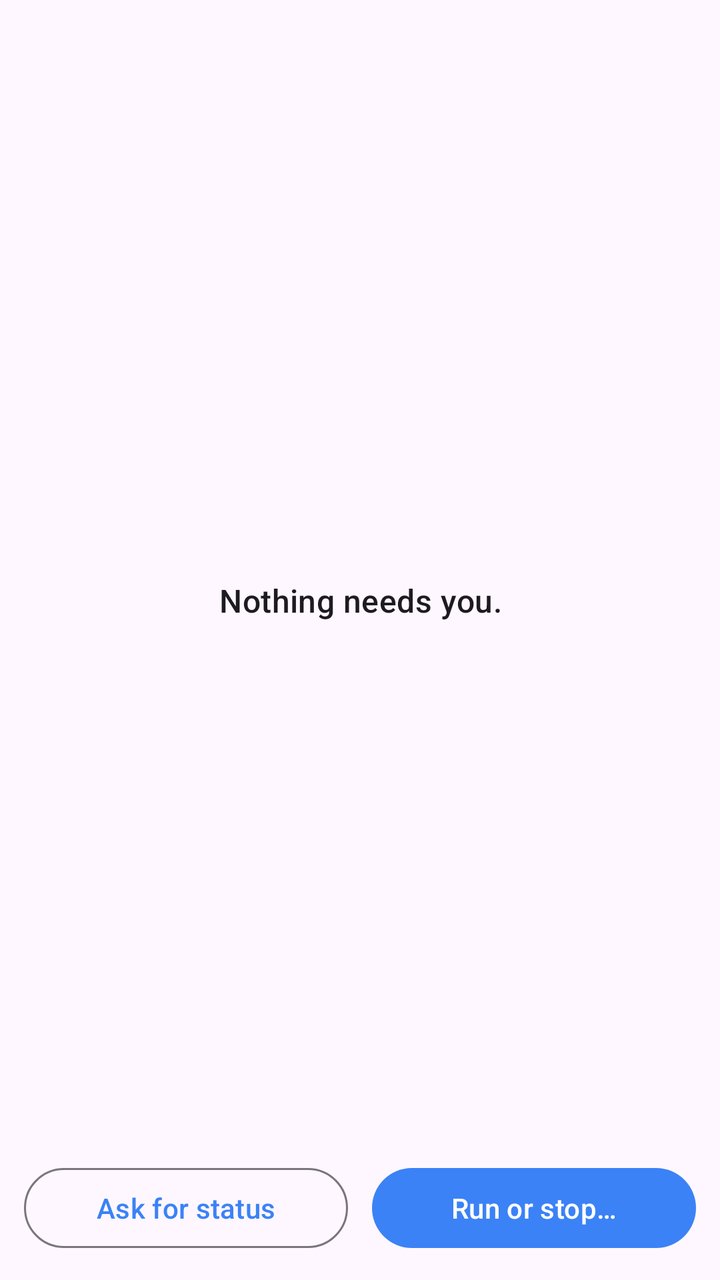
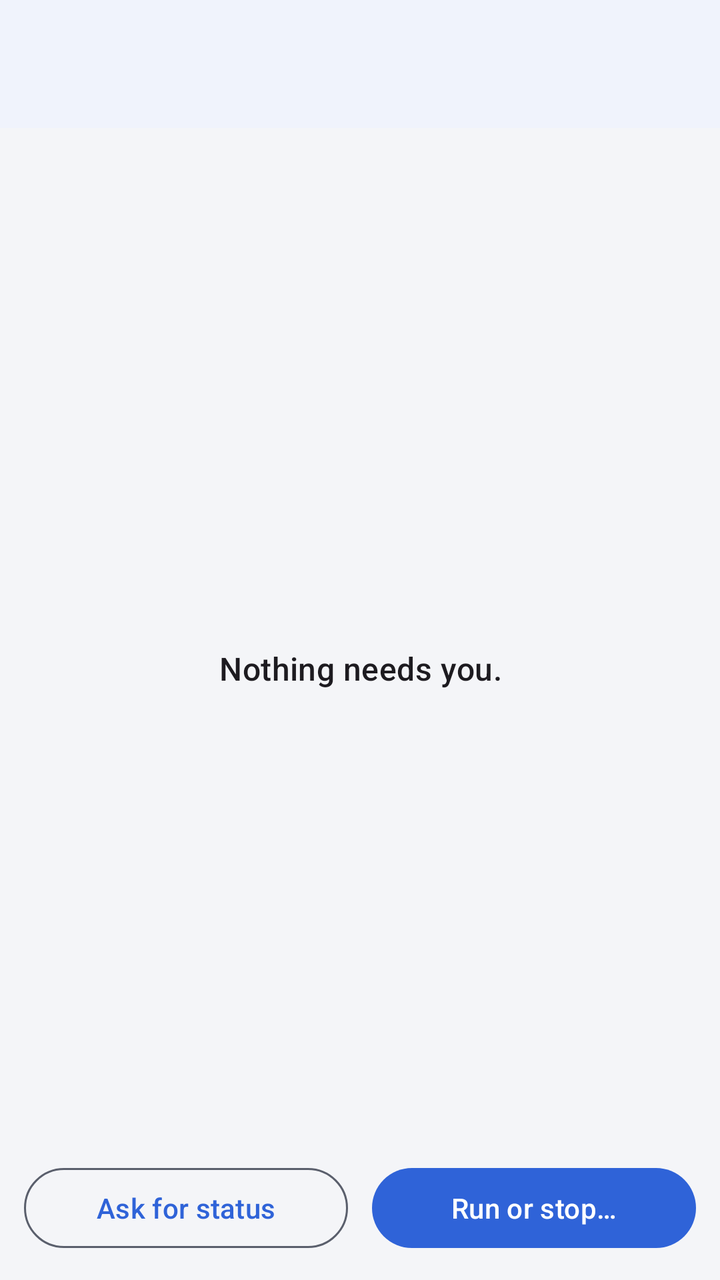

Before-and-after screenshots of an Android layout around one commit, followed by the original layout XML and the change that was made.
<!-- AndroidManifest.xml: application theme Theme.KontrolCore -->
<!-- res/layout/activity_main.xml -->
<?xml version="1.0" encoding="utf-8"?>
<LinearLayout xmlns:android="http://schemas.android.com/apk/res/android"
    android:id="@+id/root"
    android:layout_width="match_parent"
    android:layout_height="match_parent"
    android:orientation="vertical">

    <TextView
        android:id="@+id/connection"
        android:layout_width="match_parent"
        android:layout_height="wrap_content"
        android:paddingHorizontal="16dp"
        android:paddingVertical="8dp"
        android:textAppearance="?attr/textAppearanceBodySmall" />

    <FrameLayout
        android:layout_width="match_parent"
        android:layout_height="0dp"
        android:layout_weight="1">

        <androidx.recyclerview.widget.RecyclerView
            android:id="@+id/list"
            android:layout_width="match_parent"
            android:layout_height="match_parent"
            android:clipToPadding="false"
            android:paddingBottom="8dp" />

        <TextView
            android:id="@+id/empty"
            android:layout_width="match_parent"
            android:layout_height="wrap_content"
            android:layout_gravity="center"
            android:gravity="center"
            android:padding="32dp"
            android:text="@string/nothing_needs_you"
            android:textAppearance="?attr/textAppearanceTitleMedium" />
    </FrameLayout>

    <TextView
        android:id="@+id/message"
        android:layout_width="match_parent"
        android:layout_height="wrap_content"
        android:paddingHorizontal="16dp"
        android:paddingTop="8dp"
        android:textAppearance="?attr/textAppearanceBodyMedium"
        android:visibility="gone" />

    <LinearLayout
        android:layout_width="match_parent"
        android:layout_height="wrap_content"
        android:orientation="horizontal"
        android:padding="12dp">

        <com.google.android.material.button.MaterialButton
            android:id="@+id/statusButton"
            style="@style/Widget.Material3.Button.OutlinedButton"
            android:layout_width="0dp"
            android:layout_height="wrap_content"
            android:layout_marginEnd="6dp"
            android:layout_weight="1"
            android:text="@string/status" />

        <com.google.android.material.button.MaterialButton
            android:id="@+id/runButton"
            android:layout_width="0dp"
            android:layout_height="wrap_content"
            android:layout_marginStart="6dp"
            android:layout_weight="1"
            android:text="@string/run_or_stop" />
    </LinearLayout>
</LinearLayout>
<!-- resources referenced by this layout -->
<resources>
  <string name="nothing_needs_you">Nothing needs you.</string>
  <string name="run_or_stop">Run or stop…</string>
  <string name="status">Ask for status</string>
  <style name="Theme.KontrolCore" parent="Theme.Material3.DayNight">
          <item name="colorPrimary">#3B82F6</item>
          <item name="colorOnPrimary">#FFFFFF</item>
      </style>
</resources>

<!-- the commit's change to res/layout/activity_main.xml (unified diff, before → after) -->
@@ -5,12 +5,16 @@
     android:layout_height="match_parent"
     android:orientation="vertical">
 
+    <include layout="@layout/toolbar" />
+
     <TextView
         android:id="@+id/connection"
         android:layout_width="match_parent"
         android:layout_height="wrap_content"
+        android:drawablePadding="8dp"
+        android:gravity="center_vertical"
         android:paddingHorizontal="16dp"
-        android:paddingVertical="8dp"
+        android:paddingVertical="10dp"
         android:textAppearance="?attr/textAppearanceBodySmall" />
 
     <FrameLayout
@@ -23,7 +27,8 @@
             android:layout_width="match_parent"
             android:layout_height="match_parent"
             android:clipToPadding="false"
-            android:paddingBottom="8dp" />
+            android:paddingBottom="8dp"
+            android:paddingTop="4dp" />
 
         <TextView
             android:id="@+id/empty"
@@ -69,3 +74,15 @@
             android:text="@string/run_or_stop" />
     </LinearLayout>
 </LinearLayout>
+<!-- res/layout/toolbar.xml (included above) -->
+<?xml version="1.0" encoding="utf-8"?>
+<com.google.android.material.appbar.MaterialToolbar xmlns:android="http://schemas.android.com/apk/res/android"
+    xmlns:app="http://schemas.android.com/apk/res-auto"
+    android:id="@+id/toolbar"
+    android:layout_width="match_parent"
+    android:layout_height="?attr/actionBarSize"
+    android:background="@color/kc_surface"
+    android:elevation="2dp"
+    android:paddingStart="8dp"
+    app:titleMarginStart="12dp"
+    android:theme="@style/ThemeOverlay.Material3.Toolbar.Surface" />
<!-- resource entries referenced after the edit -->
@@ -1,11 +1,28 @@
 <!-- resources referenced by this layout -->
 <resources>
+  <color name="kc_surface">#FFFFFF</color>
   <string name="nothing_needs_you">Nothing needs you.</string>
   <string name="run_or_stop">Run or stop…</string>
   <string name="status">Ask for status</string>
-  <style name="Theme.KontrolCore" parent="Theme.Material3.DayNight">
-          <item name="colorPrimary">#3B82F6</item>
-          <item name="colorOnPrimary">#FFFFFF</item>
+  <style name="Theme.KontrolCore" parent="Theme.Material3.DayNight.NoActionBar">
+          <item name="colorPrimary">@color/kc_blue</item>
+          <item name="colorOnPrimary">@color/kc_on_blue</item>
+          <item name="colorError">@color/kc_red</item>
+          <item name="android:colorBackground">@color/kc_bg</item>
+          <item name="android:windowBackground">@color/kc_bg</item>
+          <item name="colorSurface">@color/kc_surface</item>
+          <item name="colorOnSurface">@color/kc_text</item>
+          <item name="colorOnBackground">@color/kc_text</item>
+          <item name="colorOnSurfaceVariant">@color/kc_dim</item>
+          <item name="colorOutline">@color/kc_dim</item>
+          <item name="android:statusBarColor">@color/kc_surface</item>
+          <item name="android:windowLightStatusBar">true</item>
       </style>
+  <color name="kc_blue">#2F63D8</color>
+  <color name="kc_on_blue">#FFFFFF</color>
+  <color name="kc_red">#C53D3D</color>
+  <color name="kc_bg">#F4F5F8</color>
+  <color name="kc_text">#1A1D25</color>
+  <color name="kc_dim">#5A5F6C</color>
 </resources>
 
